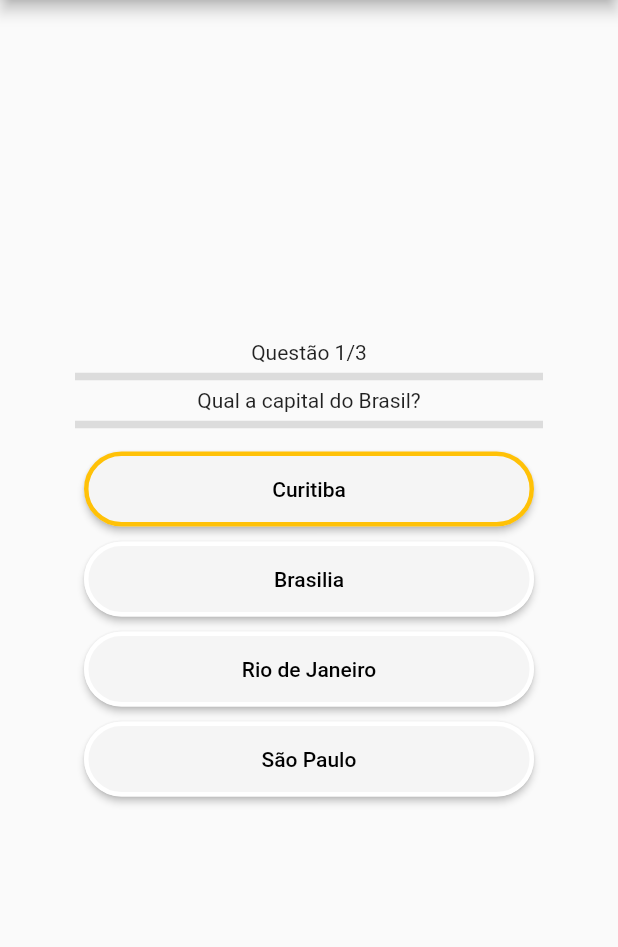
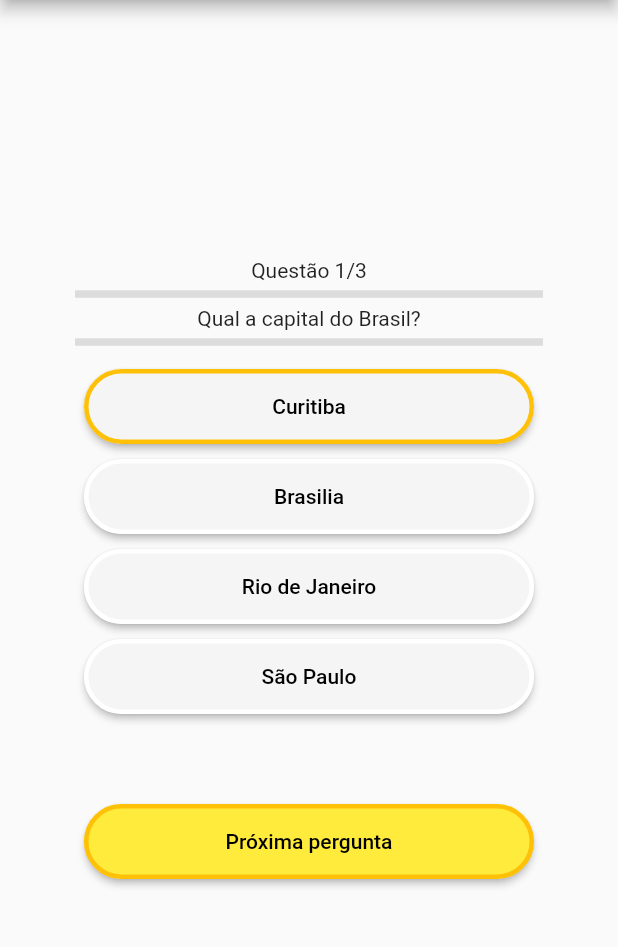
Before and after one commit to nicholaskotzias/quiz_app-hugoperlin, a Flutter app: the screen it shows after launch, after a tap on "Curitiba", on a phone screen of 412 x 824 dp, the part 84-1031 px from its top. Run offline on Flutter 3.47's test engine with Material 2 defaults, Android fonts, the phone set to English and light mode, and no system bars.

Commit message:
resposta atividade de casa 14/04

```diff
--- /dev/null
+++ b/quiz_app/lib/botao_acao.dart
@@ -0,0 +1,45 @@
+import 'package:flutter/material.dart';
+
+class BotaoAcao extends StatelessWidget {
+  final String texto;
+  final Function acao;
+
+  BotaoAcao({
+    super.key,
+    required this.texto,
+    required this.acao,
+  });
+
+  @override
+  Widget build(BuildContext context) {
+    return Padding(
+      padding: const EdgeInsets.only(top: 50),
+      child: Column(
+        children: [
+          SizedBox(
+            width: 300,
+            height: 50,
+            child: ElevatedButton(
+              style: ElevatedButton.styleFrom(
+                backgroundColor: Colors.yellow,
+                foregroundColor: Colors.black,
+                shape: RoundedRectangleBorder(
+                  borderRadius: BorderRadius.circular(50),
+                  side: BorderSide(
+                    color: Colors.amber,
+                    width: 3.0,
+                  ),
+                ),
+              ),
+              onPressed: () {
+                acao();
+              },
+              child: Text(texto),
+            ),
+          ),
+          SizedBox(height: 10),
+        ],
+      ),
+    );
+  }
+}
--- a/quiz_app/lib/controlador_quiz.dart
+++ b/quiz_app/lib/controlador_quiz.dart
@@ -3,7 +3,7 @@ import 'questao.dart';
 
 class ControladorQuiz {
   final repositorio = RepositorioQuestoes();
-  String _alternartivaSelecionada = "";
+  String _alternativaSelecionada = "";
 
   int _indiceQuestaoAtual = 0;
 
@@ -11,11 +11,18 @@ class ControladorQuiz {
   Questao get questaoAtual => repositorio.listar()[_indiceQuestaoAtual];
   int get quantidadeTotalQuestoes => repositorio.listar().length;
 
-  String get alternativaSelecionada => _alternartivaSelecionada;
-  bool get selecionouAlternativa => _alternartivaSelecionada != "";
+  String get alternativaSelecionada => _alternativaSelecionada;
+  bool get selecionouAlternativa => _alternativaSelecionada != "";
 
   void selecionarAlternativa(String alternativa) {
-    _alternartivaSelecionada = alternativa;
+    _alternativaSelecionada = alternativa;
     print("Clicou na ${alternativa}");
   }
+
+  void proximaPergunta() {
+    if (_indiceQuestaoAtual < quantidadeTotalQuestoes - 1) {
+      _indiceQuestaoAtual += 1;
+      _alternativaSelecionada = "";
+    }
+  }
 }
--- a/quiz_app/lib/home_page.dart
+++ b/quiz_app/lib/home_page.dart
@@ -1,6 +1,7 @@
 import 'package:flutter/material.dart';
 import 'package:quiz_app/botao_alternativa.dart';
 import 'package:quiz_app/controlador_quiz.dart';
+import 'botao_acao.dart';
 
 class HomePage extends StatefulWidget {
   HomePage({super.key});
@@ -15,6 +16,12 @@ class _HomePageState extends State<HomePage> {
   void _selecionarAlternativa(String alternativa) {
     setState(() {
       controladorQuiz.selecionarAlternativa(alternativa);
+    });
+  }
+
+  void _proximaPergunta() {
+    setState(() {
+      controladorQuiz.proximaPergunta();
     });
   }
 
@@ -47,7 +54,15 @@ class _HomePageState extends State<HomePage> {
                         controladorQuiz.alternativaSelecionada == alternativa,
                   );
                 },
-              )
+              ),
+              controladorQuiz.selecionouAlternativa
+                  ? BotaoAcao(
+                      texto: "Próxima pergunta",
+                      acao: _proximaPergunta,
+                    )
+                  : SizedBox(
+                      height: 100,
+                    )
             ],
           ),
         ),
```
